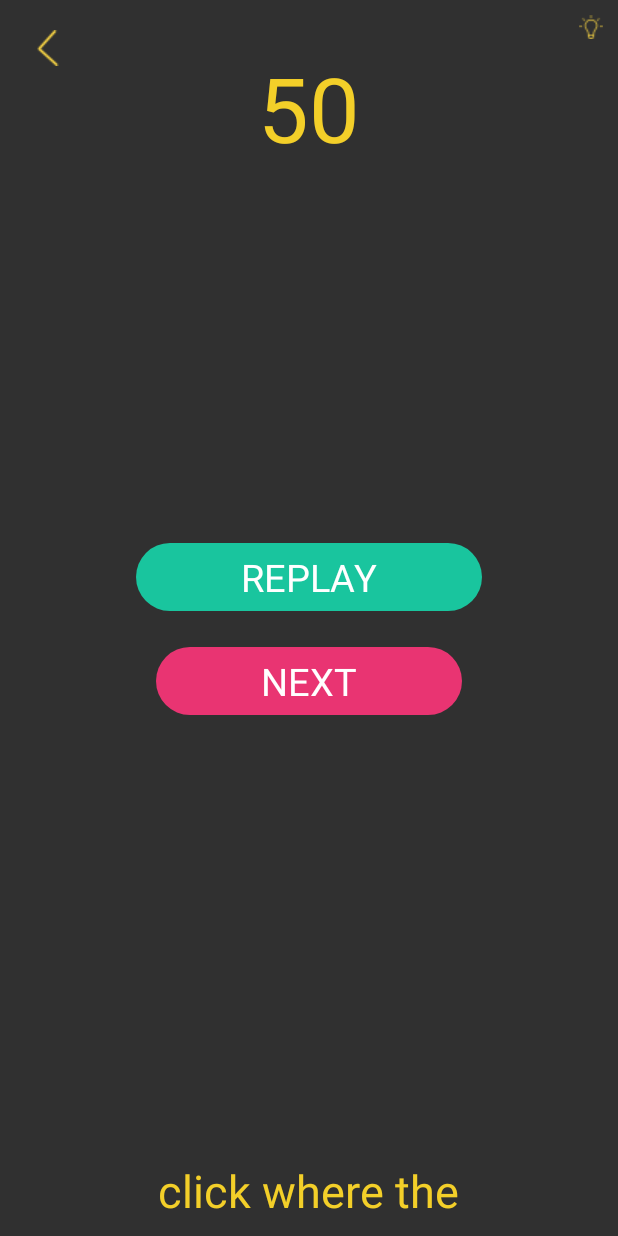
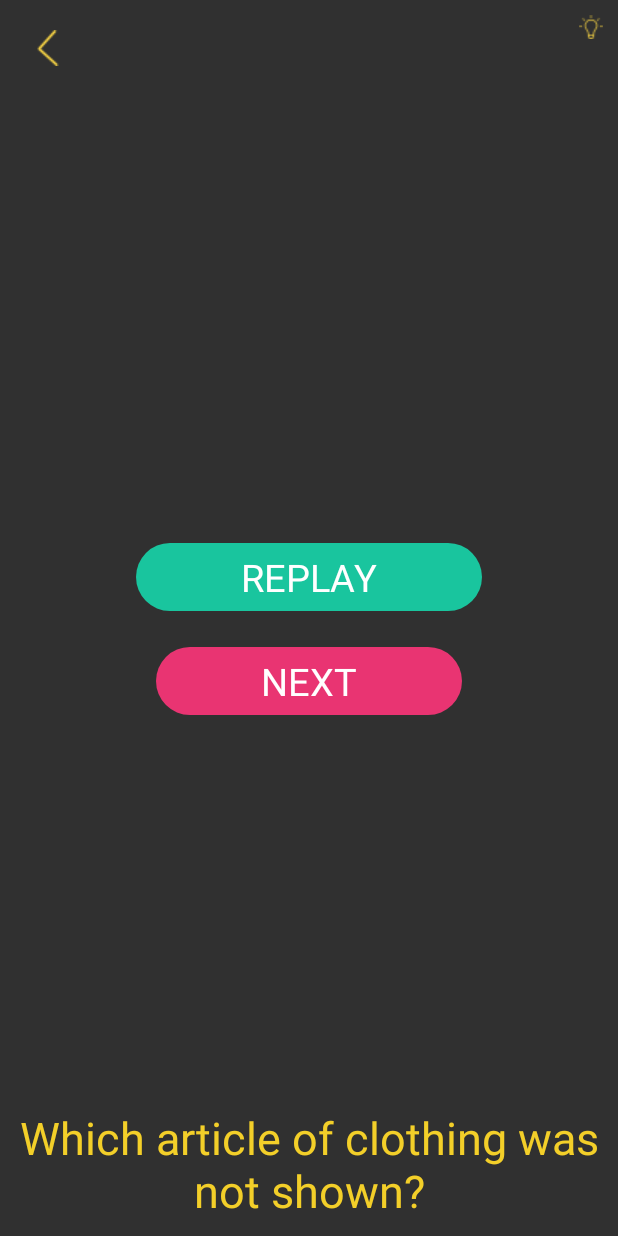
Before and after one commit to meyerjac/enhance-Memory, an Android app: the layout activity_s1_l19.xml on its own in the app's theme, with its tools: preview values and no code run, on a phone screen of 412 x 824 dp. Run offline under Robolectric (Android 15) with nearby library versions, the phone set to English and light mode, and no system bars; Roboto replaces fonts that are not available here.

Commit message:
added question #19,  question view had issues

```diff
--- a/app/src/main/res/layout/activity_s1_l19.xml
+++ b/app/src/main/res/layout/activity_s1_l19.xml
@@ -85,7 +85,7 @@
     </RelativeLayout>
 
     <TextView
-        android:text="50"
+        android:text=""
         android:layout_width="wrap_content"
         android:layout_height="wrap_content"
         android:id="@+id/coundownTimerTextView"
@@ -117,7 +117,7 @@
         android:layout_marginTop="19dp" />
 
     <TextView
-        android:text="@string/s1l13_question"
+        android:text="@string/s1l19_question"
         android:layout_width="wrap_content"
         android:layout_height="wrap_content"
         android:textColor="@color/colorYellowish"
@@ -128,7 +128,7 @@
         android:layout_centerHorizontal="true" />
 
     <RelativeLayout
-        android:layout_width="80dp"
+        android:layout_width="match_parent"
         android:layout_height="wrap_content"
         android:id="@+id/clothingRelativeLayout"
         android:visibility="invisible"
@@ -141,7 +141,7 @@
             android:layout_width="fill_parent"
             android:layout_height="wrap_content"
             android:layout_weight="1"
-            android:gravity="center"
+            android:gravity="right"
             android:layout_alignParentTop="true"
             android:layout_alignParentLeft="true"
             android:layout_alignParentStart="true">
@@ -150,7 +150,6 @@
                 android:layout_width="75dp"
                 android:layout_height="75dp"
                 android:layout_margin="5dp"
-                android:background="@drawable/solid_blue_circle"
                 android:id="@+id/clothingOneImageView"
                 android:visibility="invisible" />
         </TableRow>
@@ -160,16 +159,16 @@
             android:layout_width="fill_parent"
             android:layout_height="wrap_content"
             android:layout_weight="1"
-            android:gravity="center"
+            android:gravity="right"
             android:layout_below="@id/first_row">
 
             <ImageView
                 android:layout_width="75dp"
                 android:layout_height="75dp"
                 android:layout_margin="5dp"
-                android:background="@drawable/solid_blue_circle"
                 android:id="@+id/clothingTwoImageView"
-                android:visibility="invisible" />
+                android:visibility="invisible"
+                />
         </TableRow>
 
         <TableRow
@@ -177,31 +176,74 @@
             android:layout_width="fill_parent"
             android:layout_height="wrap_content"
             android:layout_weight="1"
-            android:gravity="center"
-            android:layout_below="@id/second_row">
+            android:gravity="right"
+            android:layout_below="@+id/second_row"
+            android:layout_alignParentLeft="true"
+            android:layout_alignParentStart="true">
             <ImageView
                 android:layout_width="75dp"
                 android:layout_height="75dp"
                 android:layout_margin="5dp"
-                android:background="@drawable/solid_blue_circle"
                 android:id="@+id/clothingThreeImageView"
-                android:visibility="invisible" />
+                android:visibility="invisible"
+                />
         </TableRow>
 
         <TableRow
             android:id="@+id/Fourth_row"
             android:layout_width="fill_parent"
             android:layout_height="wrap_content"
+            android:gravity="right"
             android:layout_weight="1"
             android:layout_below="@id/third_row">
+
             <ImageView
                 android:layout_width="75dp"
                 android:layout_height="75dp"
                 android:layout_margin="5dp"
-                android:background="@drawable/solid_blue_circle"
                 android:id="@+id/clothingFourImageView"
-                android:visibility="invisible" />
+                android:visibility="invisible"
+               />
         </TableRow>
+
+
+
+    </RelativeLayout>
+
+    <RelativeLayout
+        android:layout_width="match_parent"
+        android:layout_height="100dp"
+        android:layout_alignParentBottom="true"
+        android:layout_alignParentLeft="true"
+        android:layout_alignParentStart="true"
+        android:visibility="invisible"
+        android:id="@+id/buttonLayout">
+
+        <ImageView
+            android:layout_width="100dp"
+            android:layout_height="100dp"
+            android:id="@+id/answer1"
+            android:src="@drawable/rainy"
+            android:layout_alignParentTop="true"
+            android:layout_alignParentLeft="true"
+            android:layout_alignParentStart="true" />
+
+        <ImageView
+            android:layout_width="100dp"
+            android:layout_height="100dp"
+            android:src="@drawable/sunny"
+            android:layout_alignTop="@+id/answer1"
+            android:layout_centerHorizontal="true"
+            android:id="@+id/answer2" />
+
+        <ImageView
+            android:layout_width="100dp"
+            android:layout_height="100dp"
+            android:src="@drawable/thunderstorms"
+            android:id="@+id/answer3"
+            android:layout_alignParentTop="true"
+            android:layout_alignParentRight="true"
+            android:layout_alignParentEnd="true" />
 
     </RelativeLayout>
 </RelativeLayout>
--- a/app/src/main/res/values/strings.xml
+++ b/app/src/main/res/values/strings.xml
@@ -18,6 +18,6 @@
     <string name="s1l16_question">What is the weather on </string>
     <string name="s1l17_question">sadfsadf</string>
     <string name="s1l18_question">What ingredient did Megan not put on her Pizza? </string>
-    <string name="s1l19_question">asf</string>
+    <string name="s1l19_question">Which article of clothing was not shown?</string>
     <string name="s1l20_question">sadf </string>
 </resources>
```
Also changed, not shown: app/src/main/java/jacksonmeyer/com/memoryenhancement/Stage1/S1L19.java (+447 -3 lines).
